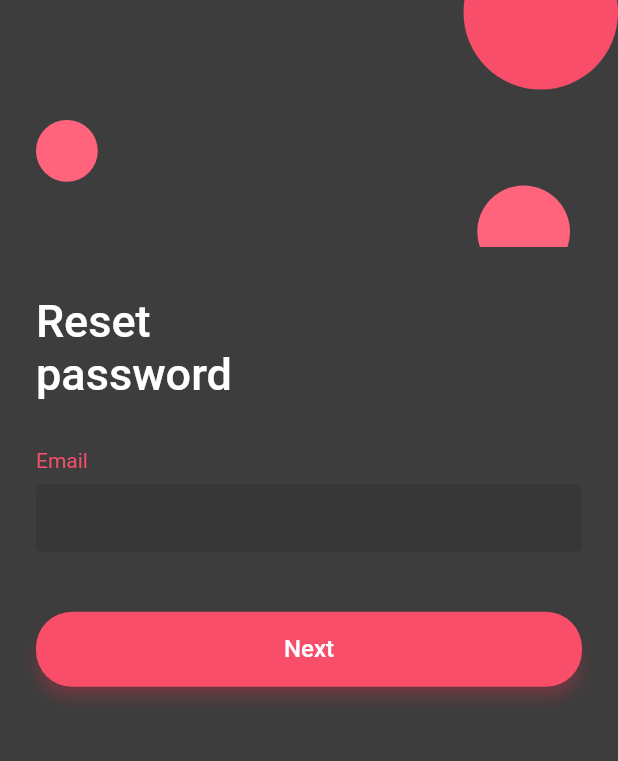
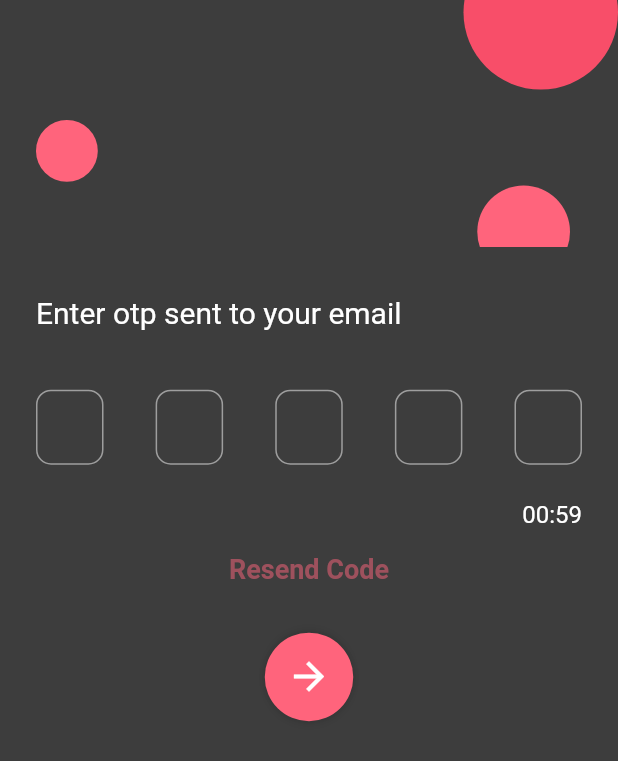
Before and after one commit to usmanabdulmajid/mobile-assesment, a Flutter app: the ForgotPasswordScreen screen opened directly, after a tap on "Next", on a phone screen of 412 x 824 dp. Shown: the top 761 px of the screen. Run offline on Flutter 3.47's test engine with Material 2 defaults, Android fonts, the phone set to English and light mode, and no system bars; drawn by our look-alikes of pin_code_fields.

Commit message:
implement verify otp screen

```diff
--- a/lib/ui/screens/forgot_password_screen.dart
+++ b/lib/ui/screens/forgot_password_screen.dart
@@ -1,4 +1,5 @@
 import 'package:flutter/material.dart';
+import 'package:mobile_assesment/ui/screens/verify_otp_screen.dart';
 import 'package:mobile_assesment/ui/widgets/border_button.dart';
 import 'package:mobile_assesment/ui/widgets/custom_textfield.dart';
 import 'package:mobile_assesment/utils/constants.dart';
@@ -11,7 +12,12 @@ class ForgotPasswordScreen extends StatelessWidget {
   @override
   Widget build(BuildContext context) {
     return Scaffold(
-      body: Column(
+      body: SingleChildScrollView(
+        child: ConstrainedBox(
+          constraints: BoxConstraints(
+            maxHeight: context.height,
+          ),
+          child: Column(
             crossAxisAlignment: CrossAxisAlignment.start,
             children: [
               Stack(
@@ -77,13 +83,20 @@ class ForgotPasswordScreen extends StatelessWidget {
                     const YMargin(kxtralargespace),
                     BorderButton(
                       label: 'Next',
-                  onTap: () {},
+                      onTap: () {
+                        Navigator.push(
+                            context,
+                            MaterialPageRoute(
+                                builder: (_) => const VerifyOtpScreen()));
+                      },
                     ),
                   ],
                 ),
               )
             ],
           ),
+        ),
+      ),
     );
   }
 }
--- /dev/null
+++ b/lib/ui/screens/verify_otp_screen.dart
@@ -0,0 +1,208 @@
+import 'dart:async';
+
+import 'package:flutter/material.dart';
+import 'package:mobile_assesment/utils/constants.dart';
+import 'package:mobile_assesment/utils/extensions.dart';
+import 'package:mobile_assesment/utils/spacing.dart';
+import 'package:pin_code_fields/pin_code_fields.dart';
+
+class VerifyOtpScreen extends StatefulWidget {
+  const VerifyOtpScreen({Key? key}) : super(key: key);
+
+  @override
+  State<VerifyOtpScreen> createState() => _VerifyOtpScreenState();
+}
+
+class _VerifyOtpScreenState extends State<VerifyOtpScreen> {
+  late Timer _timer;
+  Duration _duration = const Duration(seconds: 60);
+  bool _timercompleted = true;
+
+  @override
+  void initState() {
+    super.initState();
+    startTimer();
+  }
+
+  @override
+  void dispose() {
+    super.dispose();
+    _timer.cancel();
+  }
+
+  void startTimer() {
+    setState(() {
+      _timercompleted = false;
+    });
+    const onesec = Duration(seconds: 1);
+    _timer = Timer.periodic(onesec, (timer) {
+      const reducesec = 1;
+      setState(() {
+        final seconds = _duration.inSeconds - reducesec;
+        if (seconds < 1) {
+          _timer.cancel();
+          _timercompleted = true;
+          _duration = const Duration(seconds: 60);
+        } else {
+          _duration = Duration(seconds: seconds);
+        }
+      });
+    });
+  }
+
+  @override
+  Widget build(BuildContext context) {
+    return Scaffold(
+      body: Column(
+        children: [
+          Stack(
+            children: [
+              SizedBox(
+                width: context.width,
+                height: context.height * 0.2,
+              ),
+              Positioned(
+                top: -(context.height * 0.13) / 2,
+                right: 0,
+                width: context.width * 0.25,
+                height: context.height * 0.15,
+                child: Container(
+                  decoration: const BoxDecoration(
+                    color: Color(0xffF84E69),
+                    shape: BoxShape.circle,
+                  ),
+                ),
+              ),
+              Positioned(
+                top: ktoppadding,
+                left: kmediumspace,
+                width: context.width * 0.1,
+                height: context.width * 0.1,
+                child: Container(
+                  decoration: const BoxDecoration(
+                    color: Color(0xffFF647C),
+                    shape: BoxShape.circle,
+                  ),
+                ),
+              ),
+              Positioned(
+                bottom: -(context.width * 0.1) / 2,
+                right: kLargespace,
+                width: context.width * 0.15,
+                height: context.width * 0.15,
+                child: Container(
+                  decoration: const BoxDecoration(
+                    color: Color(0xffFF647C),
+                    shape: BoxShape.circle,
+                  ),
+                ),
+              ),
+            ],
+          ),
+          const YMargin(kLargespace),
+          Padding(
+            padding: const EdgeInsets.symmetric(horizontal: kmediumspace),
+            child: Column(
+              crossAxisAlignment: CrossAxisAlignment.start,
+              children: [
+                const Text(
+                  'Enter otp sent to your email',
+                  style: TextStyle(color: Colors.white, fontSize: 20),
+                ),
+                const YMargin(kxtralargespace),
+                PinCodeTextField(
+                  appContext: context,
+                  length: 5,
+                  onChanged: (value) {},
+                  autoDismissKeyboard: true,
+                  textInputAction: TextInputAction.done,
+                  obscureText: true,
+                  obscuringCharacter: '✻',
+                  textStyle: const TextStyle(color: Colors.white),
+                  pinTheme: PinTheme(
+                    activeColor: const Color(0xffFF647C),
+                    borderWidth: 1,
+                    borderRadius: BorderRadius.circular(10),
+                    shape: PinCodeFieldShape.box,
+                    errorBorderColor: const Color(0xFFFF5E5E),
+                    selectedColor: const Color(0xffFF647C),
+                    selectedFillColor: Colors.transparent,
+                    disabledColor: Colors.grey,
+                    inactiveColor: Colors.grey,
+                    fieldWidth: 45,
+                    fieldHeight: 50,
+                  ),
+                ),
+                const YMargin(ksmallspace),
+                Align(
+                  alignment: Alignment.centerRight,
+                  child: Text(
+                      _timercompleted
+                          ? 'Code Expired'
+                          : '00:${_duration.inSeconds}',
+                      style: const TextStyle(
+                          fontSize: 16,
+                          fontWeight: FontWeight.w400,
+                          color: Colors.white)),
+                ),
+                const YMargin(kspace),
+                Center(
+                  child: GestureDetector(
+                    onTap: () {
+                      if (_timercompleted) {
+                        startTimer();
+                      }
+                    },
+                    child: Text(
+                      'Resend Code',
+                      style: TextStyle(
+                          fontSize: 18,
+                          fontWeight: FontWeight.bold,
+                          color: _timercompleted
+                              ? const Color(0xffFF647C)
+                              : const Color(0xffFF647C).withOpacity(0.5)),
+                    ),
+                  ),
+                ),
+                const YMargin(kLargespace),
+                GestureDetector(
+                  onTap: () {
+                    //Navigator.pushReplacementNamed(context, AppRoute.regsuccessroute);
+                  },
+                  child: Center(
+                    child: Container(
+                      height: 59,
+                      width: 59,
+                      decoration: BoxDecoration(
+                        shape: BoxShape.circle,
+                        color: const Color(0xffFF647C),
+                        boxShadow: [
+                          BoxShadow(
+                            color: Colors.black.withOpacity(0.1),
+                            offset: const Offset(0, -2),
+                            blurRadius: 4,
+                          ),
+                          BoxShadow(
+                            color: Colors.black.withOpacity(0.1),
+                            offset: const Offset(0, 2),
+                            blurRadius: 4,
+                          ),
+                        ],
+                      ),
+                      alignment: Alignment.center,
+                      child: const Icon(
+                        Icons.arrow_forward,
+                        size: 30,
+                        color: Colors.white,
+                      ),
+                    ),
+                  ),
+                )
+              ],
+            ),
+          )
+        ],
+      ),
+    );
+  }
+}
```
Also changed, not shown: pubspec.yaml (+4 -12 lines), pubspec.lock. Lines whose indentation alone changed are shown as unchanged.
